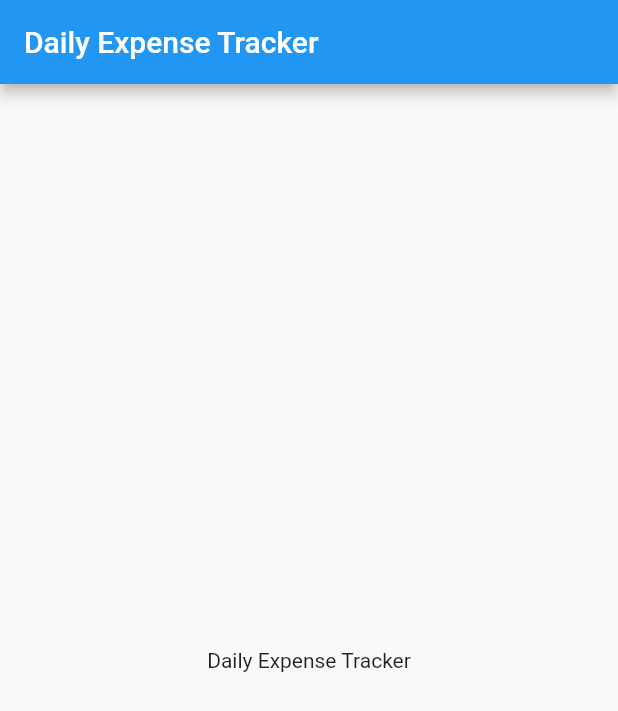
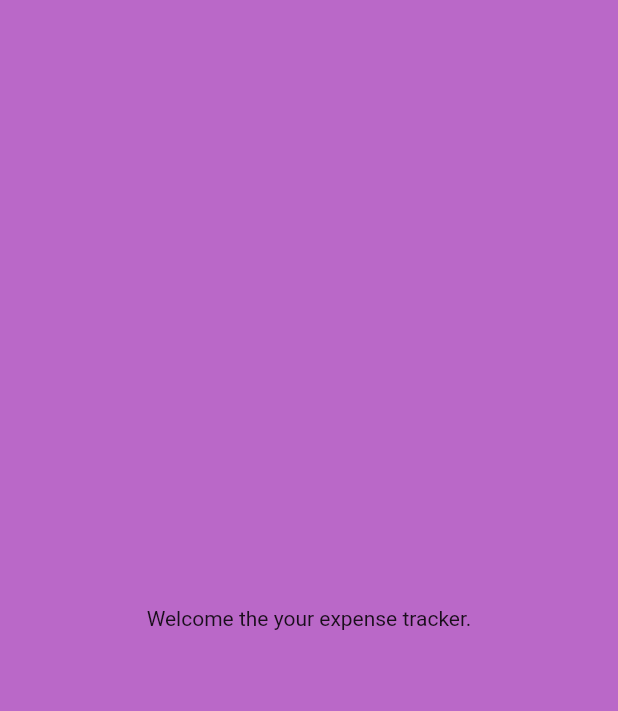
Before and after one commit to RohanS-15/Daily-Expense-Tracker, a Flutter app: the screen it shows after launch, on a phone screen of 412 x 824 dp. Shown: the top 711 px of the screen. Run offline on Flutter 3.47's test engine with Material 2 defaults, Android fonts, the phone set to English and light mode, and no system bars; our stand-ins replace google_fonts.

Commit message:
made the raw welcome page and tweaked a couple other things

```diff
--- a/lib/main.dart
+++ b/lib/main.dart
@@ -1,21 +1,24 @@
 import 'package:flutter/material.dart';
+import 'package:google_fonts/google_fonts.dart';
 
-void main() => runApp(App());
+void main(){
+  runApp(
+    MaterialApp(
+      title: "Daily Expense Tracker",
+      home: WelcomePage(),
+    )
+  );
+}
 
-class App extends StatelessWidget {
+class WelcomePage extends StatelessWidget{
   @override
-  Widget build(BuildContext context) {
-    return MaterialApp(
-      debugShowCheckedModeBanner: false,
-      title: "Daily Expense Tracker",
-      home: Scaffold(
-        appBar: AppBar(
-          title: Text("Daily Expense Tracker"),
-        ),
-        body: Center(
-          child: Text("Daily Expense Tracker"),
-        ),
-      ),
+  Widget build(BuildContext context){
+    return Scaffold(
+      backgroundColor: Colors.purple[300],
+      body: Center(
+        child: Text("Welcome the your expense tracker."),
+
+      )
     );
   }
 }
--- a/pubspec.yaml
+++ b/pubspec.yaml
@@ -23,6 +23,7 @@ environment:
 dependencies:
   flutter:
     sdk: flutter
+  google_fonts: ^1.1.1
 
 
   # The following adds the Cupertino Icons font to your application.
```
Also changed, not shown: pubspec.lock, 2 other files.
